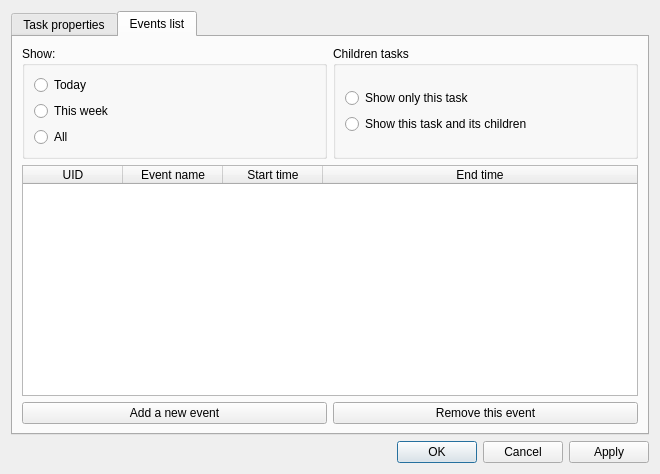
First picture: the form in src/taskpropertiesdialog.ui, repository pyridiss/kourglass, before the edit.
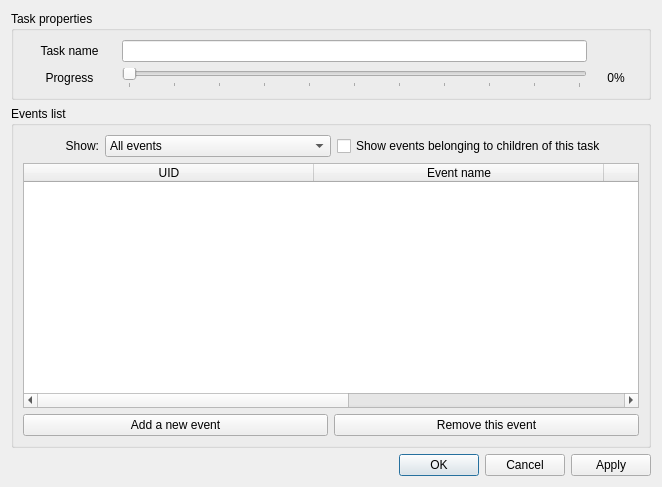
Second picture: the form after the edit. The open tabs and pages were chosen to show the change.

Commit message:
TaskPropertiesDialog completely redesigned. MainView has new columns for different durations.
Both have coloured rows too.

```diff
--- a/src/taskpropertiesdialog.ui
+++ b/src/taskpropertiesdialog.ui
@@ -6,46 +6,50 @@
    <rect>
     <x>0</x>
     <y>0</y>
-    <width>660</width>
-    <height>474</height>
+    <width>662</width>
+    <height>487</height>
    </rect>
   </property>
   <property name="windowTitle">
    <string>Task properties</string>
   </property>
-  <layout class="QVBoxLayout" name="verticalLayout">
+  <layout class="QVBoxLayout" name="verticalLayout" stretch="1,5,1">
    <item>
-    <widget class="QTabWidget" name="tabWidget">
-     <property name="currentIndex">
-      <number>0</number>
-     </property>
-     <widget class="QWidget" name="tabProperties">
-      <attribute name="title">
+    <widget class="QGroupBox" name="groupBox_3">
+     <property name="title">
        <string>Task properties</string>
-      </attribute>
-      <layout class="QVBoxLayout" name="verticalLayout_3">
+     </property>
+     <layout class="QHBoxLayout" name="horizontalLayout_2">
        <item>
-        <layout class="QVBoxLayout" name="verticalLayout_2">
-         <item>
+       <layout class="QGridLayout" name="gridLayout" columnstretch="2,10,1">
+        <item row="0" column="1">
+         <widget class="QLineEdit" name="taskNameEdit"/>
+        </item>
+        <item row="1" column="2">
+         <widget class="QLabel" name="progressValue">
+          <property name="text">
+           <string>0%</string>
+          </property>
+          <property name="alignment">
+           <set>Qt::AlignCenter</set>
+          </property>
+         </widget>
+        </item>
+        <item row="0" column="0">
           <widget class="QLabel" name="label">
            <property name="text">
             <string>&lt;html&gt;&lt;head/&gt;&lt;body&gt;&lt;p align=&quot;center&quot;&gt;Task name&lt;/p&gt;&lt;/body&gt;&lt;/html&gt;</string>
            </property>
           </widget>
          </item>
-         <item>
-          <widget class="QLineEdit" name="taskNameEdit"/>
-         </item>
-         <item>
+        <item row="1" column="0">
           <widget class="QLabel" name="label_2">
            <property name="text">
             <string>&lt;html&gt;&lt;head/&gt;&lt;body&gt;&lt;p align=&quot;center&quot;&gt;Progress&lt;/p&gt;&lt;/body&gt;&lt;/html&gt;</string>
            </property>
           </widget>
          </item>
-         <item>
-          <layout class="QHBoxLayout" name="horizontalLayout_2">
-           <item>
+        <item row="1" column="1">
             <widget class="QSlider" name="progressSlider">
              <property name="maximum">
               <number>100</number>
@@ -61,115 +65,81 @@
              </property>
             </widget>
            </item>
-           <item>
-            <widget class="QLabel" name="progressValue">
-             <property name="text">
-              <string>0%</string>
-             </property>
-            </widget>
-           </item>
           </layout>
          </item>
         </layout>
+    </widget>
        </item>
        <item>
-        <spacer name="verticalSpacer">
-         <property name="orientation">
-          <enum>Qt::Vertical</enum>
-         </property>
-         <property name="sizeHint" stdset="0">
-          <size>
-           <width>20</width>
-           <height>40</height>
-          </size>
-         </property>
-        </spacer>
-       </item>
-      </layout>
-     </widget>
-     <widget class="QWidget" name="tabTaskProperties">
-      <attribute name="title">
+    <widget class="QGroupBox" name="groupBox_4">
+     <property name="title">
        <string>Events list</string>
-      </attribute>
-      <layout class="QVBoxLayout" name="verticalLayout_5">
-       <item>
+     </property>
         <layout class="QVBoxLayout" name="verticalLayout_4">
          <item>
-          <layout class="QHBoxLayout" name="horizontalLayout">
+       <layout class="QVBoxLayout" name="verticalLayout_3">
            <item>
-            <widget class="QGroupBox" name="groupBox">
-             <property name="title">
+         <layout class="QVBoxLayout" name="verticalLayout_2">
+          <item>
+           <layout class="QHBoxLayout" name="horizontalLayout_3" stretch="1,3,4">
+            <item>
+             <widget class="QLabel" name="label_3">
+              <property name="text">
               <string>Show:</string>
              </property>
-             <layout class="QVBoxLayout" name="verticalLayout_7">
-              <item>
-               <layout class="QVBoxLayout" name="verticalLayout_6">
-                <item>
-                 <widget class="QRadioButton" name="radioButtonToday">
-                  <property name="text">
-                   <string>Today</string>
+              <property name="alignment">
+               <set>Qt::AlignRight|Qt::AlignTrailing|Qt::AlignVCenter</set>
                   </property>
                  </widget>
                 </item>
                 <item>
-                 <widget class="QRadioButton" name="radioButtonWeek">
+             <widget class="QComboBox" name="comboBox">
+              <item>
                   <property name="text">
-                   <string>This week</string>
-                  </property>
-                 </widget>
+                <string>All events</string>
+               </property>
                 </item>
                 <item>
-                 <widget class="QRadioButton" name="radioButtonAll">
                   <property name="text">
-                   <string>All</string>
-                  </property>
-                 </widget>
-                </item>
-               </layout>
-              </item>
-             </layout>
-            </widget>
-           </item>
+                <string>Only events that occured today</string>
+               </property>
+              </item>
            <item>
-            <widget class="QGroupBox" name="groupBox_2">
-             <property name="title">
-              <string>Children tasks</string>
-             </property>
-             <layout class="QVBoxLayout" name="verticalLayout_9">
-              <item>
-               <layout class="QVBoxLayout" name="verticalLayout_8">
-                <item>
-                 <widget class="QRadioButton" name="radioButtonOneTask">
                   <property name="text">
-                   <string>Show only this task</string>
-                  </property>
+                <string>Only events that occurend this week</string>
+               </property>
+              </item>
                  </widget>
                 </item>
                 <item>
-                 <widget class="QRadioButton" name="radioButtonChildren">
+             <widget class="QCheckBox" name="checkBox">
                   <property name="text">
-                   <string>Show this task and its children</string>
-                  </property>
-                 </widget>
-                </item>
-               </layout>
-              </item>
-             </layout>
+               <string>Show events belonging to children of this task</string>
+              </property>
             </widget>
            </item>
           </layout>
          </item>
          <item>
           <widget class="QTableWidget" name="tableEvents">
+            <property name="alternatingRowColors">
+             <bool>true</bool>
+            </property>
            <property name="verticalScrollMode">
             <enum>QAbstractItemView::ScrollPerPixel</enum>
            </property>
            <property name="horizontalScrollMode">
             <enum>QAbstractItemView::ScrollPerPixel</enum>
            </property>
+            <attribute name="horizontalHeaderDefaultSectionSize">
+             <number>290</number>
+            </attribute>
            <attribute name="horizontalHeaderStretchLastSection">
             <bool>true</bool>
            </attribute>
+            <attribute name="verticalHeaderVisible">
+             <bool>false</bool>
+            </attribute>
            <column>
             <property name="text">
              <string>UID</string>
@@ -192,6 +162,10 @@
            </column>
           </widget>
          </item>
+         </layout>
+        </item>
+       </layout>
+      </item>
          <item>
           <layout class="QHBoxLayout" name="horizontalLayout_5">
            <item>
@@ -211,9 +185,6 @@
           </layout>
          </item>
         </layout>
-       </item>
-      </layout>
-     </widget>
     </widget>
    </item>
    <item>
```
Lines whose indentation alone changed are shown as unchanged. The commit also changes 2 other files.
